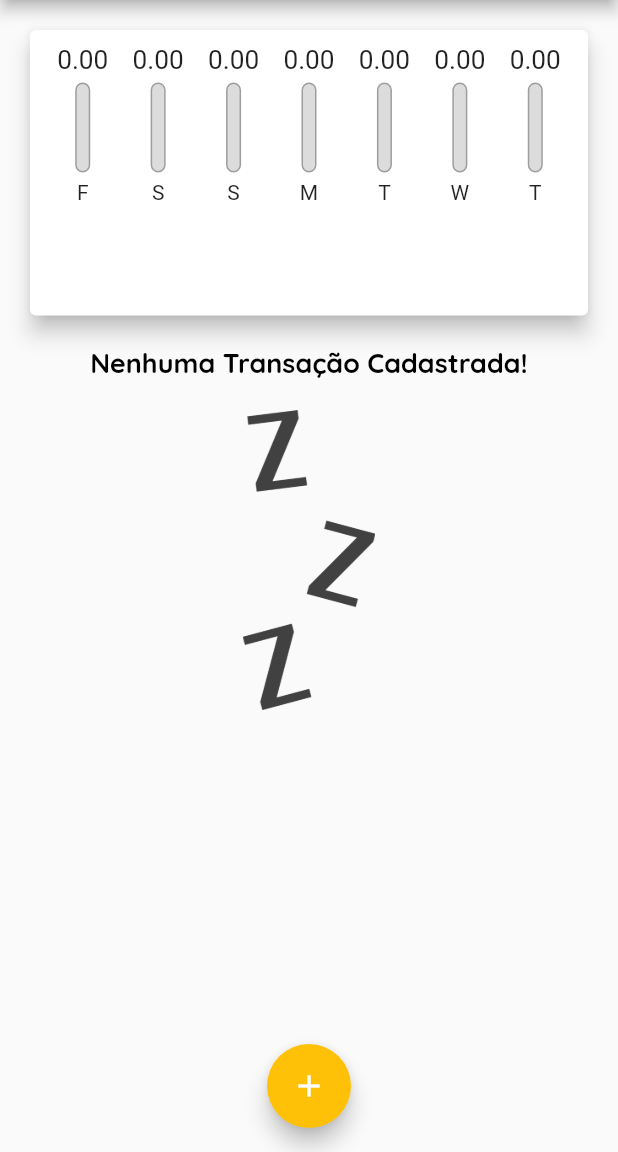
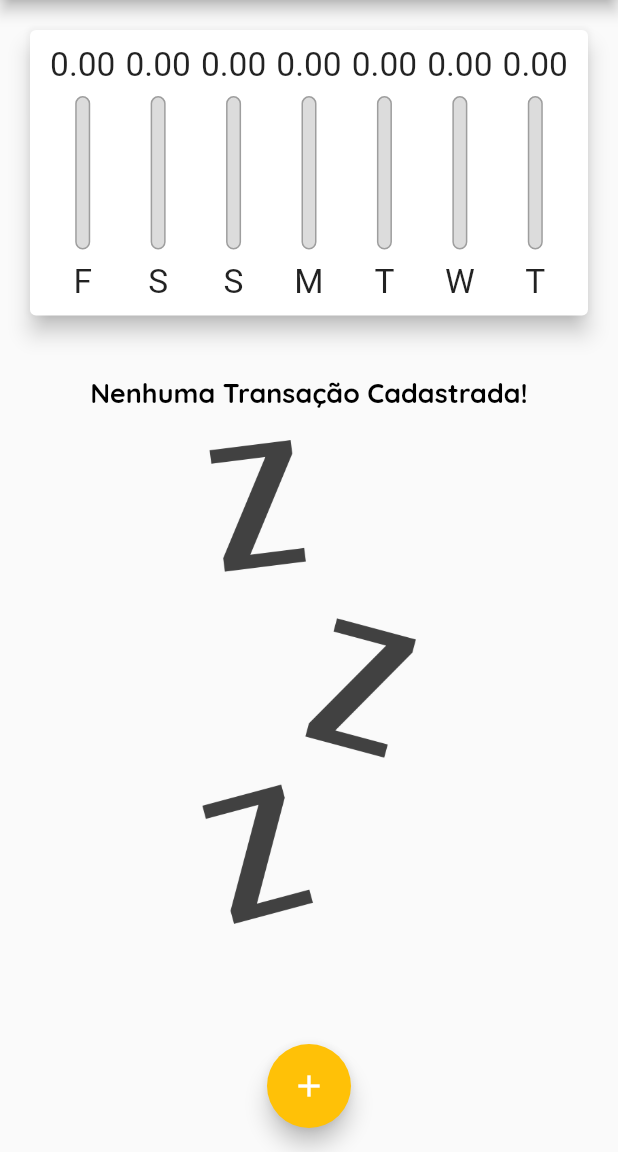
Before and after one commit to FernandoRCandiani/Project-Despesas-Pessoais, a Flutter app: the screen it shows after launch, on a phone screen of 412 x 824 dp, the part 84-1236 px from its top. Run offline on Flutter 3.47's test engine with Material 2 defaults, Android fonts, the phone set to English and light mode, and no system bars.

Commit message:
Ajusting for landscape

```diff
--- a/lib/components/chart_bar.dart
+++ b/lib/components/chart_bar.dart
@@ -1,4 +1,5 @@
 import 'package:flutter/material.dart';
+import 'package:flutter/rendering.dart';
 
 class ChartBar extends StatelessWidget {
   final String? label;
@@ -13,17 +14,19 @@ class ChartBar extends StatelessWidget {
 
   @override
   Widget build(BuildContext context) {
+    return LayoutBuilder(
+      builder: (ctx, constraints) {
         return Column(
           children: [
             Container(
-          height: 20,
+              height: constraints.maxHeight * 0.15,
               child: FittedBox(
                 child: Text('${value?.toStringAsFixed(2)}'),
               ),
             ),
-        SizedBox(height: 5),
+            SizedBox(height: constraints.maxHeight * 0.05),
             Container(
-          height: 60,
+              height: constraints.maxHeight * 0.6,
               width: 10,
               child: Stack(
                 alignment: Alignment.bottomCenter,
@@ -50,9 +53,16 @@ class ChartBar extends StatelessWidget {
                 ],
               ),
             ),
-        SizedBox(height: 5),
-        Text(label!),
+            SizedBox(height: constraints.maxHeight * 0.05),
+            Container(
+              height: constraints.maxHeight * 0.15,
+              child: FittedBox(
+                child: Text(label!),
+              ),
+            ),
           ],
+        );
+      },
     );
   }
 }
--- a/lib/components/transaction_list.dart
+++ b/lib/components/transaction_list.dart
@@ -1,4 +1,5 @@
 import 'package:flutter/material.dart';
+import 'package:flutter/rendering.dart';
 import 'package:intl/intl.dart';
 
 class TransactionList extends StatelessWidget {
@@ -10,8 +11,12 @@ class TransactionList extends StatelessWidget {
   @override
   Widget build(BuildContext context) {
     return transactions.isEmpty
-        ? Column(
+        ? LayoutBuilder(builder: (ctx, constraints) {
+            return Column(
               children: [
+                SizedBox(
+                  height: 20,
+                ),
                 Text(
                   'Nenhuma Transação Cadastrada!',
                   style: Theme.of(context).textTheme.headline6,
@@ -20,14 +25,15 @@ class TransactionList extends StatelessWidget {
                   height: 20,
                 ),
                 Container(
-                height: 200,
+                  height: constraints.maxHeight * 0.6,
                   child: Image.asset(
                     'assets/images/waiting.png',
                     fit: BoxFit.cover,
                   ),
                 ),
               ],
-          )
+            );
+          })
         : ListView.builder(
             itemCount: transactions.length,
             itemBuilder: (ctx, index) {
@@ -61,7 +67,17 @@ class TransactionList extends StatelessWidget {
                   subtitle: Text(
                     DateFormat('d MMM y').format(tr.date),
                   ),
-                  trailing: IconButton(
+                  trailing: MediaQuery.of(context).size.width > 480
+                      ? TextButton.icon(
+                          onPressed: () => {},
+                          icon: Icon(Icons.delete),
+                          label: Text(
+                            'Excluir',
+                            style:
+                                TextStyle(color: Theme.of(context).errorColor),
+                          ),
+                        )
+                      : IconButton(
                           icon: Icon(Icons.delete),
                           color: Theme.of(context).errorColor,
                           onPressed: () => onRemove(tr.id),
--- a/lib/main.dart
+++ b/lib/main.dart
@@ -46,7 +46,8 @@ class MyHomePage extends StatefulWidget {
 }
 
 class _MyHomePageState extends State<MyHomePage> {
-  final _transaction = [];
+  final List _transaction = [];
+  bool _showChart = false;
 
   List get _recentTransactions {
     return _transaction
@@ -88,9 +89,23 @@ class _MyHomePageState extends State<MyHomePage> {
 
   @override
   Widget build(BuildContext context) {
+    final mediaQuery = MediaQuery.of(context);
+    bool isLandscape = mediaQuery.orientation == Orientation.landscape;
+
     final appBar = AppBar(
       title: Text('Despesas Pessoais'),
       actions: [
+        if (isLandscape)
+          IconButton(
+            icon: Icon(_showChart
+                ? Icons.format_list_numbered_sharp
+                : Icons.bar_chart_rounded),
+            onPressed: () {
+              setState(() {
+                _showChart = !_showChart;
+              });
+            },
+          ),
         IconButton(
           onPressed: () => _openTransactionFormModal(context),
           icon: Icon(Icons.add),
@@ -98,9 +113,9 @@ class _MyHomePageState extends State<MyHomePage> {
       ],
     );
 
-    final availableHeight = MediaQuery.of(context).size.height -
+    final availableHeight = mediaQuery.size.height -
         appBar.preferredSize.height -
-        MediaQuery.of(context).padding.top;
+        mediaQuery.padding.top;
 
     return Scaffold(
       appBar: appBar,
@@ -108,12 +123,15 @@ class _MyHomePageState extends State<MyHomePage> {
         child: Column(
           crossAxisAlignment: CrossAxisAlignment.stretch,
           children: [
+
+            if (_showChart || !isLandscape)
               Container(
-              height: availableHeight * 0.3,
+                height: availableHeight * (isLandscape ? 0.8 : 0.3),
                 child: Chart(_recentTransactions),
               ),
+            if (!_showChart || !isLandscape)
               Container(
-              height: availableHeight * 0.7,
+                height: availableHeight * (isLandscape ? 1 : 0.7),
                 child: TransactionList(_transaction, _removeTransaction),
               ),
           ],
```
Also changed, not shown: lib/components/transaction_form.dart (+9 -2 lines). Lines whose indentation alone changed are shown as unchanged.
